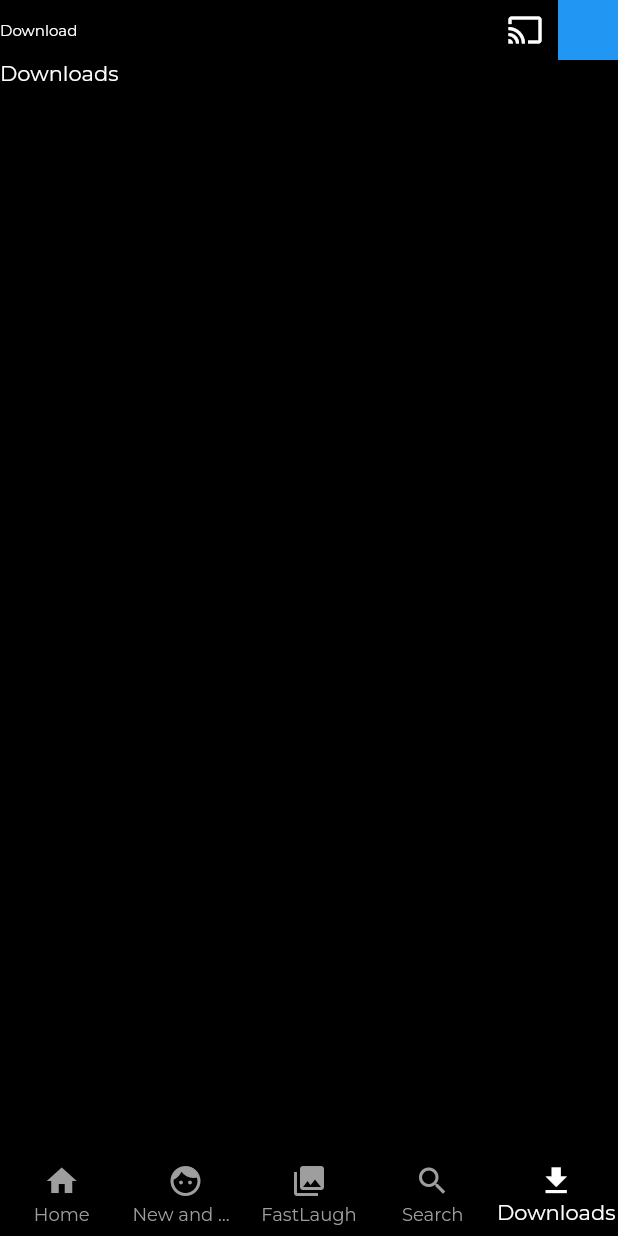
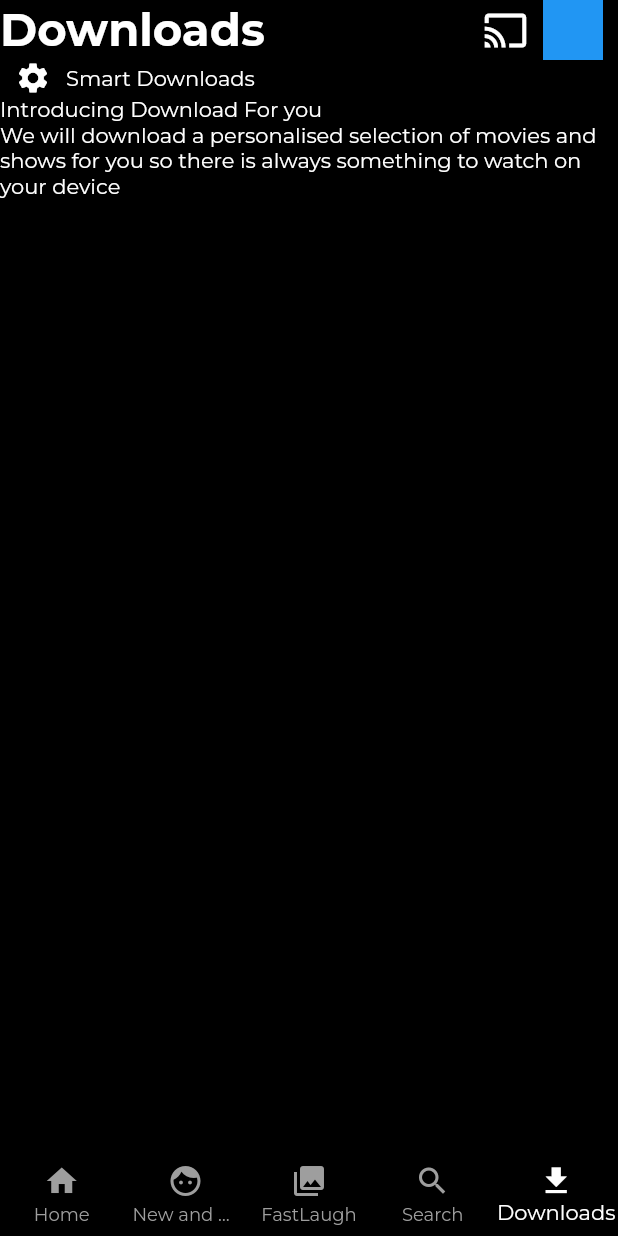
Before and after one commit to akhileshms120/netflix, a Flutter app: the screen it shows after launch, item 5 of the bottom bar chosen, on a phone screen of 412 x 824 dp. Run offline on Flutter 3.47's test engine with Material 2 defaults, Android fonts, the phone set to English and light mode, and no system bars; our stand-ins replace google_fonts; missing offline and left inert: dart:js.

Commit message:
second commit

```diff
--- a/lib/core/colors/colors.dart
+++ b/lib/core/colors/colors.dart
@@ -1,3 +1,7 @@
 import 'package:flutter/material.dart';
 
 const kBackgroundColor= Colors.black;
+const kWhite=Colors.white;
+const kButtonColor=Colors.blue;
+const kButtonColorWhite=Colors.white;
+const kBlack=Colors.black;
--- a/lib/presentation/downloads/mainpage/widgets/main_page.dart
+++ b/lib/presentation/downloads/mainpage/widgets/main_page.dart
@@ -24,7 +24,7 @@ class ScreeenMainPage extends StatelessWidget {
     return Scaffold(
       appBar:PreferredSize(
         preferredSize: Size.fromHeight(50),
-        child:AppBarWidget()),
+        child:AppBarWidget(title: "Downloads",)),
       body:SafeArea(
         child: ValueListenableBuilder(valueListenable: indexChangeNotifier,builder: (context,int index ,child){
           return _pages[index];
--- a/lib/presentation/downloads/screen_download.dart
+++ b/lib/presentation/downloads/screen_download.dart
@@ -1,14 +1,46 @@
+import 'dart:js';
+
 import 'package:flutter/material.dart';
 import 'package:flutter/src/foundation/key.dart';
 import 'package:flutter/src/widgets/framework.dart';
+import 'package:netflix/core/colors/colors.dart';
+import 'package:netflix/core/constants/constants.dart';
 
 class ScreenDownload extends StatelessWidget {
-  const ScreenDownload({Key? key}) : super(key: key);
+
+
 
   @override
   Widget build(BuildContext context) {
+    final Size size= MediaQuery.of(context).size;
     return Scaffold(
-      body: Text("Downloads"),
+      body:ListView(
+        children: [
+          Row(
+            children: [
+              kWidth,
+              Icon(Icons.settings,color: kWhite,),
+              kWidth,
+              Text("Smart Downloads")
+            ],
+          ),
+          Text("Introducing Download For you"),
+          Text("We will download a personalised selection of movies and shows for you so there is always something to watch on your device"),
+          Container(
+            width: size.width,
+            height: size.height,
+          ),
+          MaterialButton(onPressed: (){},
+          child: Text("Set up" ,style: TextStyle(fontSize: 20,color: kWhite,fontWeight: FontWeight.bold),),
+          color: kButtonColor,
+          ),
+          SizedBox(height: 10,),
+          MaterialButton(onPressed: (){},
+          child: Text("See what you can Download" ,style: TextStyle(fontSize: 20,color: kBlack,fontWeight: FontWeight.bold),),
+          color: kButtonColorWhite,
+          )
+        ],
+      )
     );
   }
 }
--- a/lib/widgets/app_bar_widget.dart
+++ b/lib/widgets/app_bar_widget.dart
@@ -6,23 +6,25 @@ import 'package:google_fonts/google_fonts.dart';
 import 'package:netflix/core/constants/constants.dart';
 
 class AppBarWidget extends StatelessWidget {
-  const AppBarWidget({Key? key}) : super(key: key);
-
+  AppBarWidget({required this.title,});
+  final String title;
   @override
   Widget build(BuildContext context) {
     return Row(
       children: [
 
-        Expanded(child: Text("Download",style: GoogleFonts.montserrat(
-          fontSize:10
-        ),)),
-        Icon(Icons.cast,color:Colors.white),
+        Expanded(child: Text(title,style:TextStyle(
+          fontWeight: FontWeight.bold,
+          fontSize: 30
+        ),),),
+        Icon(Icons.cast,color:Colors.white,size: 30,),
         kWidth,
         Container(
           width:40,
           height:40,
           color:Colors.blue
-        )
+        ),
+        kWidth
       ],
     );
   }
```
